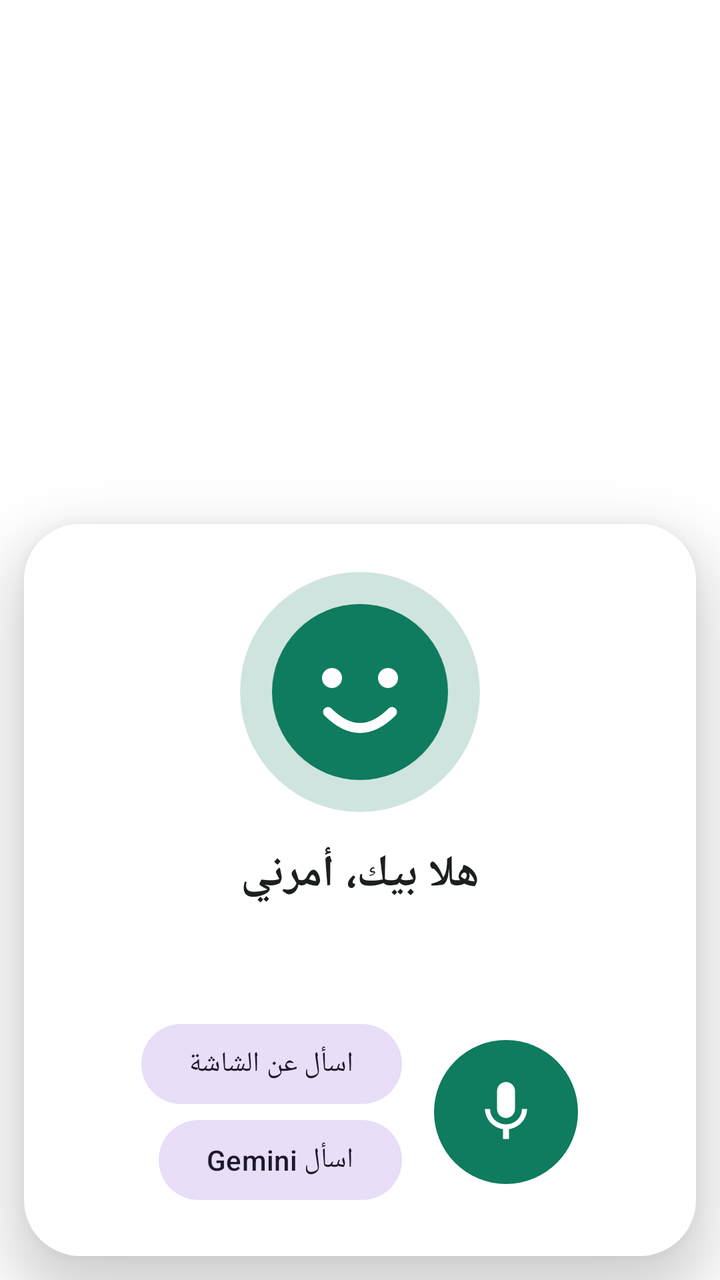
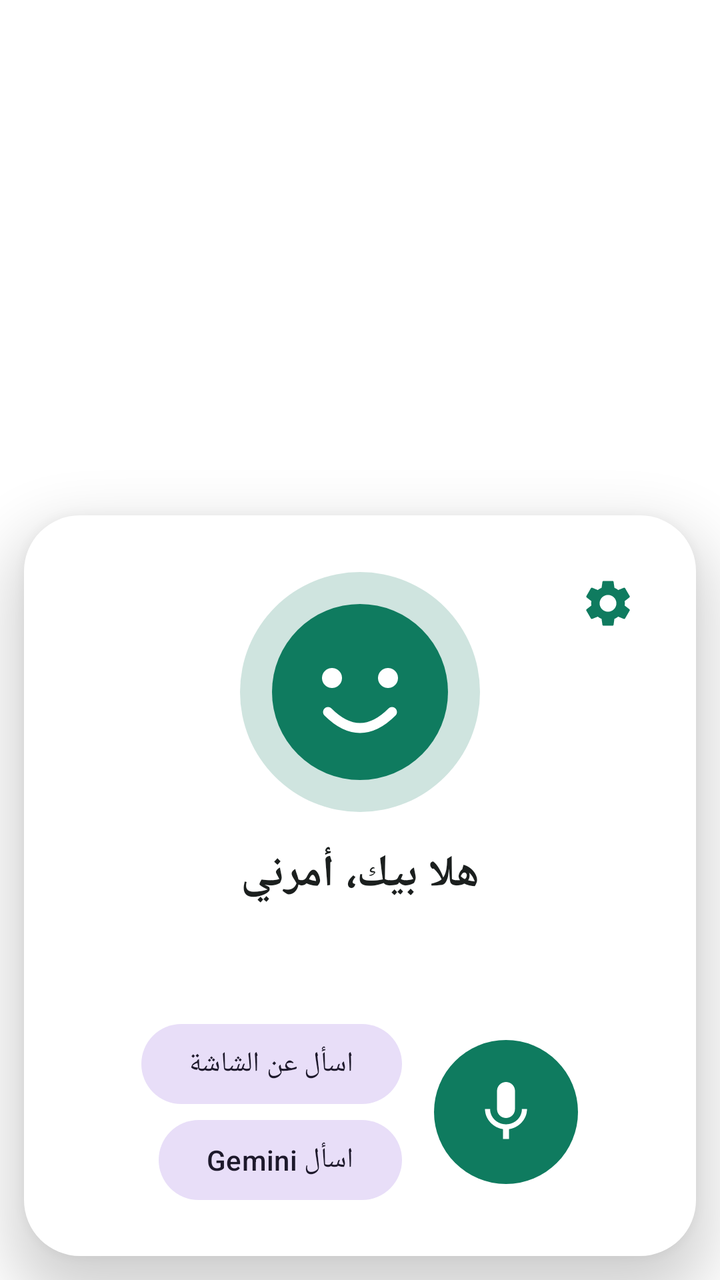

Compare the two renders of this Android layout. The source of the first and the diff that turns it into the second are given below.
<!-- AndroidManifest.xml: activity theme Theme.Naffith.Popup -->
<!-- res/layout/activity_voice_popup.xml -->
<?xml version="1.0" encoding="utf-8"?>
<FrameLayout xmlns:android="http://schemas.android.com/apk/res/android"
    android:id="@+id/popupRoot"
    android:layout_width="match_parent"
    android:layout_height="match_parent"
    android:layoutDirection="rtl">

    <LinearLayout
        android:id="@+id/popupCard"
        android:layout_width="match_parent"
        android:layout_height="wrap_content"
        android:layout_gravity="bottom"
        android:layout_margin="12dp"
        android:background="@drawable/bg_popup"
        android:elevation="16dp"
        android:gravity="center_horizontal"
        android:orientation="vertical"
        android:padding="24dp">

        <FrameLayout
            android:layout_width="120dp"
            android:layout_height="120dp">

            <View
                android:id="@+id/avatarHalo"
                android:layout_width="match_parent"
                android:layout_height="match_parent"
                android:background="@drawable/bg_avatar_halo" />

            <ImageView
                android:layout_width="88dp"
                android:layout_height="88dp"
                android:layout_gravity="center"
                android:contentDescription="@string/app_name"
                android:src="@drawable/ic_assistant_avatar" />
        </FrameLayout>

        <TextView
            android:id="@+id/statusText"
            android:layout_width="match_parent"
            android:layout_height="wrap_content"
            android:layout_marginTop="16dp"
            android:gravity="center"
            android:text="@string/hf_greeting"
            android:textColor="@color/text_primary"
            android:textSize="22sp"
            android:textStyle="bold" />

        <TextView
            android:id="@+id/transcriptText"
            android:layout_width="match_parent"
            android:layout_height="wrap_content"
            android:layout_marginTop="8dp"
            android:gravity="center"
            android:minHeight="32dp"
            android:textColor="@color/text_secondary"
            android:textSize="18sp" />

        
        <TextView
            android:id="@+id/answerText"
            android:layout_width="match_parent"
            android:layout_height="wrap_content"
            android:layout_marginTop="10dp"
            android:background="@drawable/bg_card"
            android:lineSpacingExtra="4dp"
            android:maxLines="9"
            android:padding="14dp"
            android:scrollbars="vertical"
            android:textColor="@color/text_primary"
            android:textIsSelectable="true"
            android:textSize="17sp"
            android:visibility="gone" />

        <LinearLayout
            android:layout_width="wrap_content"
            android:layout_height="wrap_content"
            android:layout_marginTop="16dp"
            android:gravity="center_vertical"
            android:orientation="horizontal">

            <ImageButton
                android:id="@+id/micButton"
                android:layout_width="72dp"
                android:layout_height="72dp"
                android:background="@drawable/bg_mic_idle"
                android:contentDescription="@string/mic_description"
                android:padding="18dp"
                android:scaleType="fitCenter"
                android:src="@drawable/ic_mic" />

            <LinearLayout
                android:layout_width="wrap_content"
                android:layout_height="wrap_content"
                android:layout_marginStart="16dp"
                android:orientation="vertical">

                <com.google.android.material.button.MaterialButton
                    android:id="@+id/screenButton"
                    style="@style/Widget.Material3.Button.TonalButton"
                    android:layout_width="wrap_content"
                    android:layout_height="wrap_content"
                    android:text="@string/ask_screen" />

                <com.google.android.material.button.MaterialButton
                    android:id="@+id/geminiButton"
                    style="@style/Widget.Material3.Button.TonalButton"
                    android:layout_width="wrap_content"
                    android:layout_height="wrap_content"
                    android:text="@string/ask_gemini" />
            </LinearLayout>
        </LinearLayout>
    </LinearLayout>
</FrameLayout>
<!-- resources referenced by this layout -->
<resources>
  <color name="text_primary">#1B1F1E</color>
  <color name="text_secondary">#5C6663</color>
  <!-- drawable bg_avatar_halo (drawable) -->
  <?xml version="1.0" encoding="utf-8"?>
  <shape xmlns:android="http://schemas.android.com/apk/res/android" android:shape="oval">
      <solid android:color="#330F7B5F" />
  </shape>
  <!-- drawable bg_card (drawable) -->
  <?xml version="1.0" encoding="utf-8"?>
  <shape xmlns:android="http://schemas.android.com/apk/res/android" android:shape="rectangle">
      <solid android:color="@color/surface_card" />
      <corners android:radius="20dp" />
  </shape>
  <!-- drawable bg_mic_idle (drawable) -->
  <?xml version="1.0" encoding="utf-8"?>
  <shape xmlns:android="http://schemas.android.com/apk/res/android" android:shape="oval">
      <solid android:color="@color/brand" />
  </shape>
  <!-- drawable bg_popup (drawable) -->
  <?xml version="1.0" encoding="utf-8"?>
  <shape xmlns:android="http://schemas.android.com/apk/res/android" android:shape="rectangle">
      <solid android:color="@color/white" />
      <corners android:radius="28dp" />
  </shape>
  <string name="app_name">نفّذ</string>
  <string name="ask_gemini">اسأل Gemini</string>
  <string name="ask_screen">اسأل عن الشاشة</string>
  <string name="hf_greeting">هلا بيك، أمرني</string>
  <string name="mic_description">اضغط وتكلم</string>
  <style name="Theme.Naffith.Popup" parent="Theme.Naffith">
          <item name="android:windowIsTranslucent">true</item>
          <item name="android:windowBackground">@android:color/transparent</item>
          <item name="android:backgroundDimEnabled">true</item>
          <item name="android:backgroundDimAmount">0.4</item>
          <item name="android:windowAnimationStyle">@android:style/Animation.InputMethod</item>
          <item name="android:statusBarColor">@android:color/transparent</item>
      </style>
  <color name="surface_card">#F2F7F5</color>
  <color name="brand">#0F7B5F</color>
  <color name="white">#FFFFFF</color>
  <style name="Theme.Naffith" parent="Theme.Material3.Light.NoActionBar">
          <item name="colorPrimary">@color/brand</item>
          <item name="colorPrimaryDark">@color/brand_dark</item>
          <item name="android:statusBarColor">@color/brand_dark</item>
          <item name="android:windowBackground">@color/white</item>
      </style>
  <color name="brand_dark">#0A5A45</color>
  <!-- unchanged entries left out for length: 2 -->
</resources>

<!-- the commit's change to res/layout/activity_voice_popup.xml (unified diff, before → after) -->
@@ -16,6 +16,17 @@
         android:gravity="center_horizontal"
         android:orientation="vertical"
         android:padding="24dp">
+
+        
+        <ImageButton
+            android:id="@+id/settingsButton"
+            android:layout_width="40dp"
+            android:layout_height="40dp"
+            android:layout_gravity="start"
+            android:layout_marginBottom="-36dp"
+            android:background="?attr/selectableItemBackgroundBorderless"
+            android:contentDescription="@string/settings_description"
+            android:src="@drawable/ic_settings" />
 
         <FrameLayout
             android:layout_width="120dp"
<!-- resource entries referenced after the edit -->
@@ -24,11 +24,22 @@
       <solid android:color="@color/white" />
       <corners android:radius="28dp" />
   </shape>
+  <!-- drawable ic_settings (drawable) -->
+  <vector xmlns:android="http://schemas.android.com/apk/res/android"
+      android:width="28dp"
+      android:height="28dp"
+      android:viewportWidth="24"
+      android:viewportHeight="24">
+      <path
+          android:fillColor="#0F7B5F"
+          android:pathData="M19.14,12.94c0.04,-0.3 0.06,-0.61 0.06,-0.94c0,-0.32 -0.02,-0.64 -0.07,-0.94l2.03,-1.58c0.18,-0.14 0.23,-0.41 0.12,-0.61l-1.92,-3.32c-0.12,-0.22 -0.37,-0.29 -0.59,-0.22l-2.39,0.96c-0.5,-0.38 -1.03,-0.7 -1.62,-0.94L14.4,2.81c-0.04,-0.24 -0.24,-0.41 -0.48,-0.41h-3.84c-0.24,0 -0.43,0.17 -0.47,0.41L9.25,5.35C8.66,5.59 8.12,5.92 7.63,6.29L5.24,5.33c-0.22,-0.08 -0.47,0 -0.59,0.22L2.74,8.87C2.62,9.08 2.66,9.34 2.86,9.48l2.03,1.58C4.84,11.36 4.8,11.69 4.8,12s0.02,0.64 0.07,0.94l-2.03,1.58c-0.18,0.14 -0.23,0.41 -0.12,0.61l1.92,3.32c0.12,0.22 0.37,0.29 0.59,0.22l2.39,-0.96c0.5,0.38 1.03,0.7 1.62,0.94l0.36,2.54c0.05,0.24 0.24,0.41 0.48,0.41h3.84c0.24,0 0.44,-0.17 0.47,-0.41l0.36,-2.54c0.59,-0.24 1.13,-0.56 1.62,-0.94l2.39,0.96c0.22,0.08 0.47,0 0.59,-0.22l1.92,-3.32c0.12,-0.22 0.07,-0.47 -0.12,-0.61L19.14,12.94zM12,15.6c-1.98,0 -3.6,-1.62 -3.6,-3.6s1.62,-3.6 3.6,-3.6s3.6,1.62 3.6,3.6S13.98,15.6 12,15.6z" />
+  </vector>
   <string name="app_name">نفّذ</string>
   <string name="ask_gemini">اسأل Gemini</string>
   <string name="ask_screen">اسأل عن الشاشة</string>
   <string name="hf_greeting">هلا بيك، أمرني</string>
   <string name="mic_description">اضغط وتكلم</string>
+  <string name="settings_description">الإعدادات</string>
   <style name="Theme.Naffith.Popup" parent="Theme.Naffith">
           <item name="android:windowIsTranslucent">true</item>
           <item name="android:windowBackground">@android:color/transparent</item>
